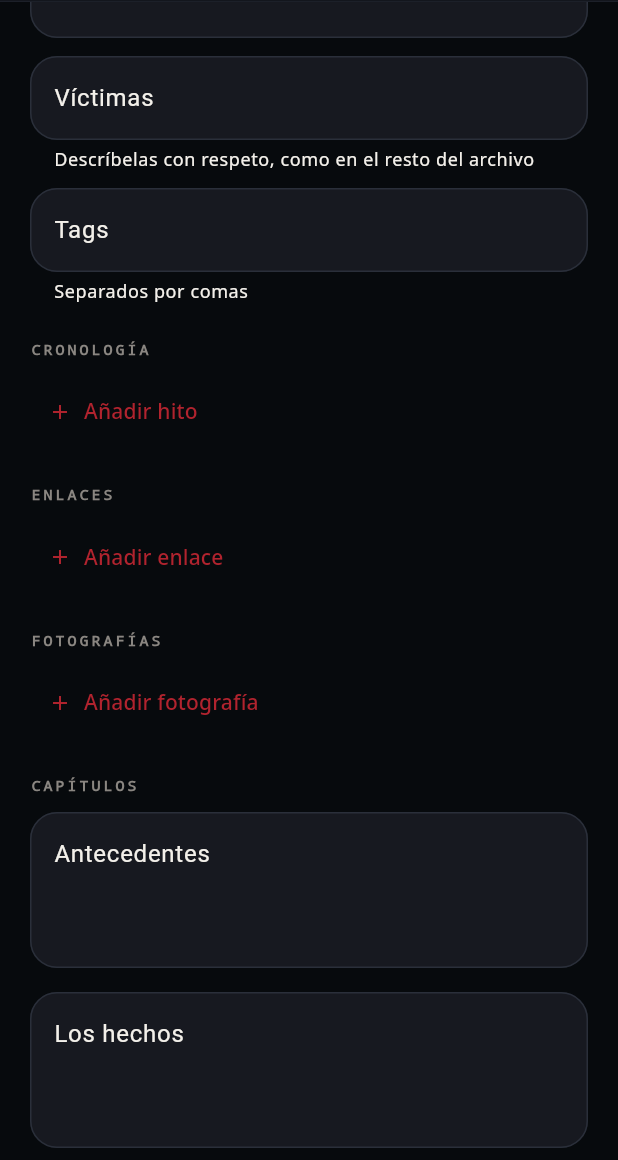
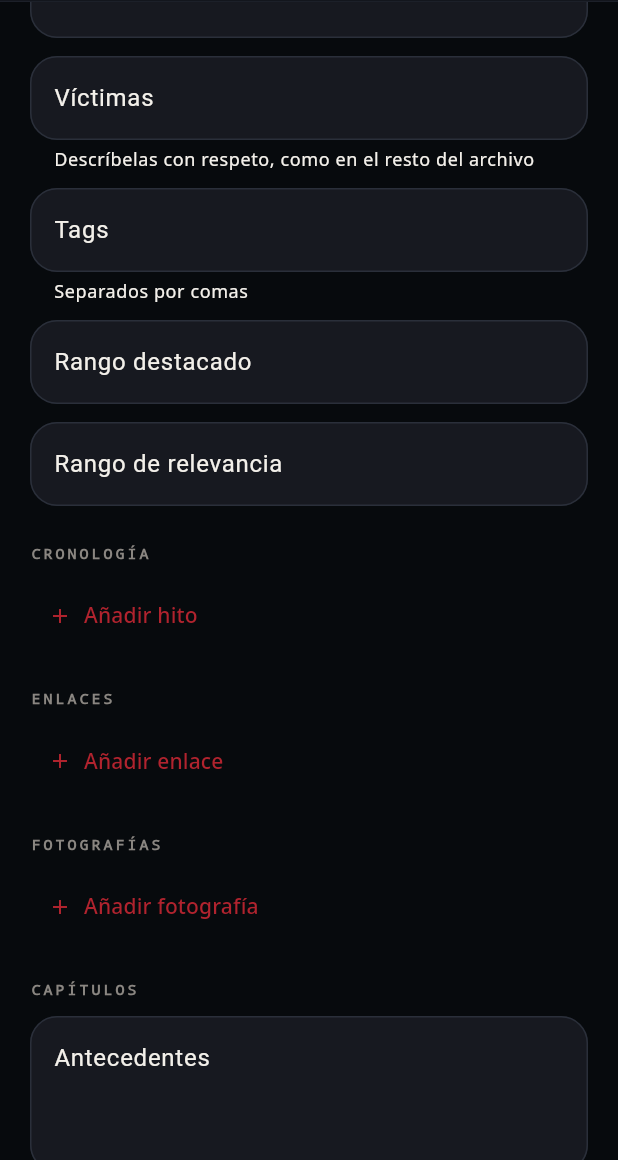
Before and after one commit to JuanjoDior/true_app, a Flutter app: the _IntakeFormBody screen opened directly, scrolled down 1152 dp, on a phone screen of 412 x 824 dp, the part 76-1236 px from its top. Run offline on Flutter 3.47's test engine with Material 3 defaults, Android fonts, the phone set to English and light mode, and no system bars; our stand-ins replace file_picker, flutter_map, flutter_riverpod, latlong2, shared_preferences; accounts and stored records are empty; statements that could not run were skipped.

Commit message:
feat: captura featuredRank y relevanceRank en el formulario de alta
Dos campos numéricos opcionales en "Resumen y ficha", con IntakeFieldRow
para heredar el mismo comportamiento responsive del resto del
formulario. Antes solo existían en el catálogo publicado y había que
editarlos a mano en assets/data/cases.json tras cada export.

```diff
--- a/lib/features/cases/application/case_exporter.dart
+++ b/lib/features/cases/application/case_exporter.dart
@@ -97,10 +97,6 @@ String uniqueCaseSlug(String base, Set<String> taken) {
 ///
 /// [takenSlugs] son los slugs que ya existen —los del catálogo publicado y los
 /// de los demás borradores—, para no emitir una identidad repetida.
-///
-/// Los campos que el borrador todavía no captura (destacados, orden de
-/// relevancia) se omiten: `fromJson` los trata como opcionales y se editan a
-/// mano en el asset si hacen falta.
 Map<String, dynamic> draftToCaseJson(
   CaseDraft draft, {
   Set<String> takenSlugs = const {},
@@ -176,6 +172,8 @@ Map<String, dynamic> draftToCaseJson(
     // significativos y en orden editorial.
     if (draft.chapters.orderedMeaningful.isNotEmpty)
       'chapters': draft.chapters.toJson(),
+    if (draft.featuredRank != null) 'featuredRank': draft.featuredRank,
+    if (draft.relevanceRank != null) 'relevanceRank': draft.relevanceRank,
   };
 }
 
--- a/lib/features/cases/domain/case_draft.dart
+++ b/lib/features/cases/domain/case_draft.dart
@@ -26,6 +26,8 @@ class CaseDraft {
     this.links = const <DraftLink>[],
     this.photos = const <DraftPhoto>[],
     this.chapters = const CaseChapters(),
+    this.featuredRank,
+    this.relevanceRank,
   });
 
   /// Identidad local estable del borrador, independiente del título.
@@ -65,6 +67,12 @@ class CaseDraft {
   /// antes de existir este campo decodifican a una colección vacía.
   final CaseChapters chapters;
 
+  /// Rango de destacado ("EN EL FOCO"): menor gana. `null` = no participa.
+  final int? featuredRank;
+
+  /// Orden de relevancia general del archivo. `null` = sin clasificar.
+  final int? relevanceRank;
+
   CaseDraft copyWith({
     String? title,
     CaseCategory? category,
@@ -82,6 +90,8 @@ class CaseDraft {
     List<DraftLink>? links,
     List<DraftPhoto>? photos,
     CaseChapters? chapters,
+    int? featuredRank,
+    int? relevanceRank,
   }) {
     return CaseDraft(
       draftId: draftId,
@@ -101,6 +111,8 @@ class CaseDraft {
       links: links ?? this.links,
       photos: photos ?? this.photos,
       chapters: chapters ?? this.chapters,
+      featuredRank: featuredRank ?? this.featuredRank,
+      relevanceRank: relevanceRank ?? this.relevanceRank,
     );
   }
 
@@ -127,6 +139,8 @@ class CaseDraft {
       links: links,
       photos: photos,
       chapters: chapters,
+      featuredRank: featuredRank,
+      relevanceRank: relevanceRank,
     );
   }
 
@@ -164,6 +178,8 @@ class CaseDraft {
           .map((photo) => DraftPhoto.fromJson(photo as Map<String, dynamic>))
           .toList(growable: false),
       chapters: CaseChapters.fromJson(json['chapters']),
+      featuredRank: json['featuredRank'] as int?,
+      relevanceRank: json['relevanceRank'] as int?,
     );
   }
 
@@ -188,6 +204,8 @@ class CaseDraft {
       // Se omite entero cuando no hay nada significativo, para que un borrador
       // sin capítulos sea byte a byte como antes de que existieran.
       if (chapters.orderedMeaningful.isNotEmpty) 'chapters': chapters.toJson(),
+      if (featuredRank != null) 'featuredRank': featuredRank,
+      if (relevanceRank != null) 'relevanceRank': relevanceRank,
     };
   }
 }
--- a/lib/features/cases/presentation/intake/sections/summary_section.dart
+++ b/lib/features/cases/presentation/intake/sections/summary_section.dart
@@ -3,6 +3,7 @@ import 'package:flutter_riverpod/flutter_riverpod.dart';
 
 import '../../../application/case_draft_providers.dart';
 import '../../../domain/case_draft.dart';
+import 'intake_field_row.dart';
 
 /// Sección "Resumen y ficha": el texto del caso, la descripción de las
 /// víctimas y los tags. Todo opcional, pero es lo que da cuerpo editorial al
@@ -59,6 +60,44 @@ class SummarySection extends ConsumerWidget {
           onChanged: (value) =>
               edit((current) => current.copyWith(tags: parseTags(value))),
         ),
+        const SizedBox(height: 12),
+        IntakeFieldRow(
+          fields: [
+            IntakeFieldSlot.flexible(
+              TextFormField(
+                key: const Key('intake-field-featured-rank'),
+                initialValue: draft.featuredRank?.toString(),
+                keyboardType: TextInputType.number,
+                decoration: const InputDecoration(
+                  labelText: 'Rango destacado',
+                  hintText: '1 = destacado esta semana',
+                ),
+                onChanged: (value) {
+                  final parsed = int.tryParse(value);
+                  if (parsed != null) {
+                    edit((current) => current.copyWith(featuredRank: parsed));
+                  }
+                },
+              ),
+            ),
+            IntakeFieldSlot.flexible(
+              TextFormField(
+                key: const Key('intake-field-relevance-rank'),
+                initialValue: draft.relevanceRank?.toString(),
+                keyboardType: TextInputType.number,
+                decoration: const InputDecoration(
+                  labelText: 'Rango de relevancia',
+                ),
+                onChanged: (value) {
+                  final parsed = int.tryParse(value);
+                  if (parsed != null) {
+                    edit((current) => current.copyWith(relevanceRank: parsed));
+                  }
+                },
+              ),
+            ),
+          ],
+        ),
       ],
     );
   }
```
Also changed, not shown: 4 other files.
